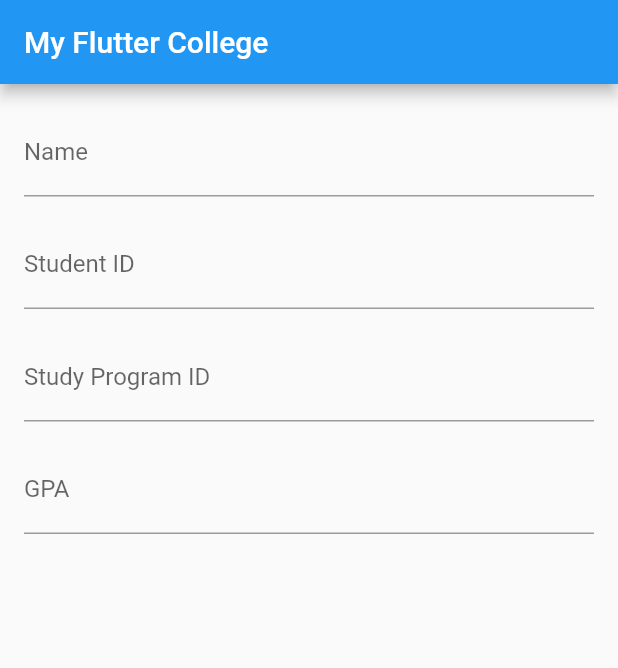
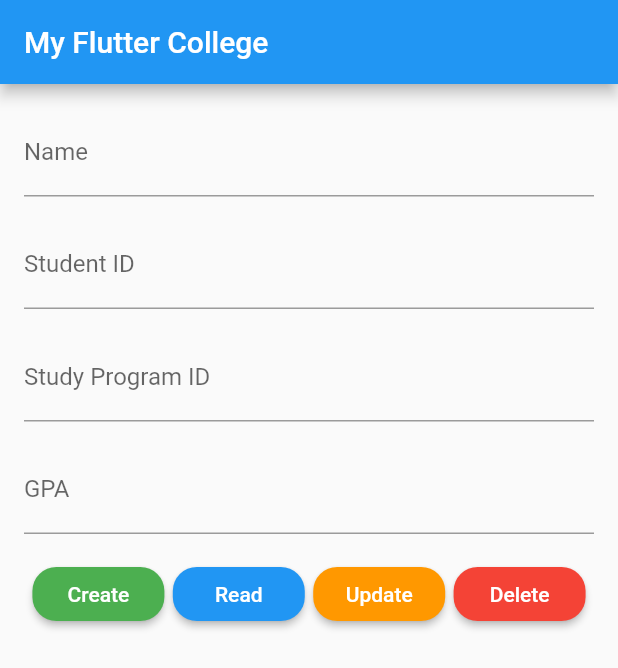
Before and after one commit to r3nyah/Flutter-CRUD, a Flutter app: the screen it shows after launch, on a phone screen of 412 x 824 dp. Shown: the top 668 px of the screen. Run offline on Flutter 3.47's test engine with Material 2 defaults, Android fonts, the phone set to English and light mode, and no system bars.

Commit message:
Setting up Button

```diff
--- a/lib/main.dart
+++ b/lib/main.dart
@@ -1,6 +1,7 @@
 import 'package:flutter/material.dart';
 
 void main() => runApp(MaterialApp(
+  debugShowCheckedModeBanner: false,
   theme : ThemeData(
     brightness: Brightness.light,
     primaryColor: Colors.blue,
@@ -29,6 +30,19 @@ class _MyAppState extends State<MyApp> {
   }
   getStudentGPA(gpa){
     this.studentGPA = double.parse(gpa);
+  }
+
+  createData(){
+    print("created");
+  }
+  readData(){
+    print("readed");
+  }
+  updateData(){
+    print("updated");
+  }
+  deleteData(){
+    print("deleted");
   }
 
   @override
@@ -101,6 +115,55 @@ class _MyAppState extends State<MyApp> {
                   }
               ),
             ),
+            Row(
+              mainAxisAlignment: MainAxisAlignment.spaceEvenly,
+              children: <Widget>[
+                RaisedButton(
+                  color: Colors.green,
+                  shape: RoundedRectangleBorder(
+                    borderRadius: BorderRadius.circular(16),
+                  ),
+                  child: Text('Create'),
+                  textColor: Colors.white,
+                  onPressed: () {
+                    createData();
+                  },
+                ),
+                RaisedButton(
+                  color: Colors.blue,
+                  shape: RoundedRectangleBorder(
+                    borderRadius: BorderRadius.circular(16),
+                  ),
+                  child: Text('Read'),
+                  textColor: Colors.white,
+                  onPressed: () {
+                    readData();
+                  },
+                ),
+                RaisedButton(
+                  color: Colors.orange,
+                  shape: RoundedRectangleBorder(
+                    borderRadius: BorderRadius.circular(16),
+                  ),
+                  child: Text('Update'),
+                  textColor: Colors.white,
+                  onPressed: () {
+                    updateData();
+                  },
+                ),
+                RaisedButton(
+                  color: Colors.red,
+                  shape: RoundedRectangleBorder(
+                    borderRadius: BorderRadius.circular(16),
+                  ),
+                  child: Text('Delete'),
+                  textColor: Colors.white,
+                  onPressed: () {
+                    deleteData();
+                  },
+                ),
+              ],
+            ),
           ],
         ),
       ),
```
